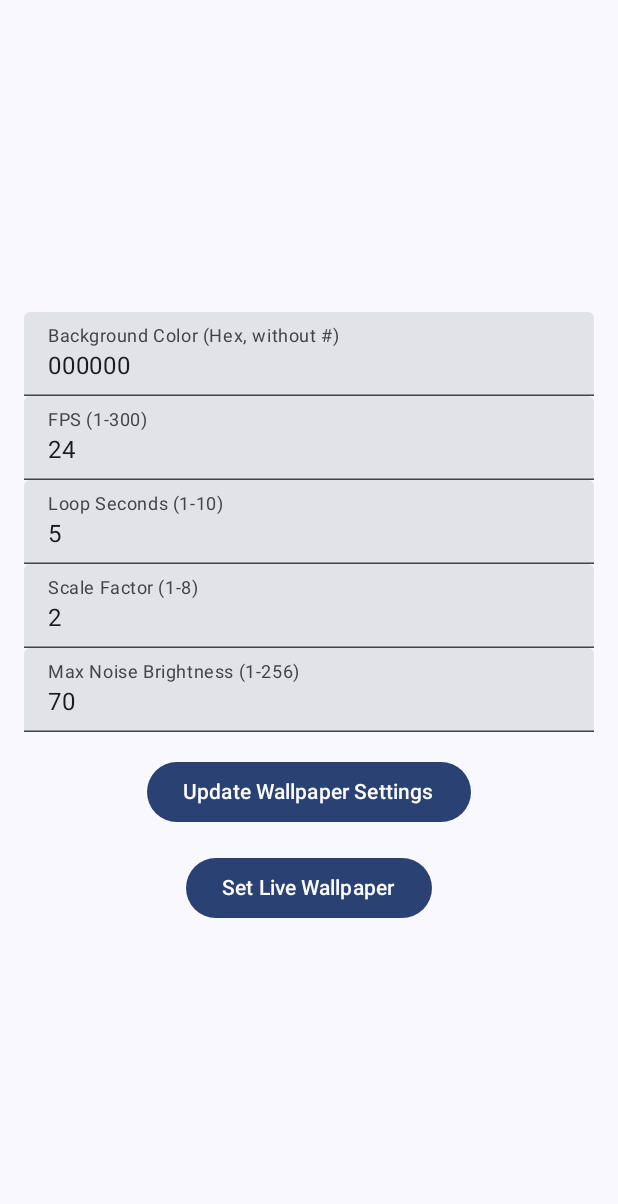
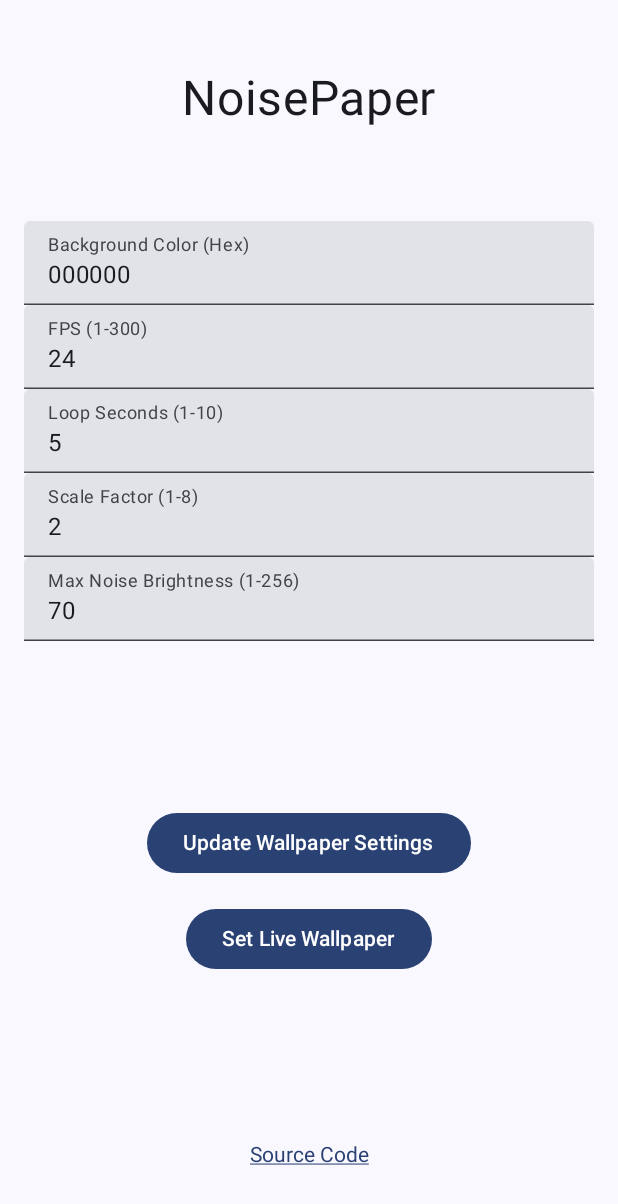
Before and after one commit to ImranR98/Wallstopper, an Android app built with Jetpack Compose: the screen it shows after launch (MainActivity), on a phone screen of 412 x 824 dp. Shown: the top 1204 px of the screen. Run offline under Robolectric (Android 15) with nearby library versions, the phone set to English and light mode, and no system bars.

```diff
--- a/app/src/main/AndroidManifest.xml
+++ b/app/src/main/AndroidManifest.xml
@@ -15,7 +15,6 @@
         <activity
             android:name=".MainActivity"
             android:exported="true"
-            android:label="@string/app_name"
             android:theme="@style/Theme.StaticWall">
             <intent-filter>
                 <action android:name="android.intent.action.MAIN" />
--- /dev/null
+++ b/app/src/main/java/dev/imranr/staticwall/ClickableWebLink.kt
@@ -0,0 +1,53 @@
+package dev.imranr.staticwall
+
+import android.content.Intent
+import android.net.Uri
+import androidx.compose.foundation.text.ClickableText
+import androidx.compose.material3.MaterialTheme
+import androidx.compose.runtime.Composable
+import androidx.compose.ui.platform.LocalContext
+import androidx.compose.ui.text.AnnotatedString
+import androidx.compose.ui.text.SpanStyle
+import androidx.compose.ui.text.buildAnnotatedString
+import androidx.compose.ui.text.font.FontWeight
+import androidx.compose.ui.text.style.TextDecoration
+import androidx.compose.ui.unit.sp
+
+@Composable
+fun ClickableWebLink(url: String, linkText: String) {
+    val context = LocalContext.current
+
+    // Build the annotated string to hold the clickable text
+    val annotatedString = buildAnnotatedString {
+        append(linkText) // Text to display
+        addStyle(
+            style = SpanStyle(
+                color = MaterialTheme.colorScheme.primary, // Set the link color
+                textDecoration = TextDecoration.Underline // Underline to indicate it's a link
+            ),
+            start = 0,
+            end = linkText.length
+        )
+        // Add annotation with the URL
+        addStringAnnotation(
+            tag = "URL",
+            annotation = url,
+            start = 0,
+            end = linkText.length
+        )
+    }
+
+    // Clickable text composable
+    ClickableText(
+        text = annotatedString,
+        onClick = { offset ->
+            // Get the URL annotation when the text is clicked
+            annotatedString.getStringAnnotations("URL", start = offset, end = offset)
+                .firstOrNull()?.let { stringAnnotation ->
+                    // Open the URL in the default browser
+                    val intent = Intent(Intent.ACTION_VIEW, Uri.parse(stringAnnotation.item))
+                    context.startActivity(intent)
+                }
+        }
+    )
+}
--- a/app/src/main/java/dev/imranr/staticwall/MainActivity.kt
+++ b/app/src/main/java/dev/imranr/staticwall/MainActivity.kt
@@ -7,53 +7,44 @@ import androidx.compose.foundation.layout.fillMaxSize
 import androidx.compose.material3.MaterialTheme
 import androidx.compose.material3.Surface
 import androidx.compose.material3.Text
-import androidx.compose.runtime.Composable
 import androidx.compose.ui.Modifier
-import androidx.compose.ui.tooling.preview.Preview
-import dev.imranr.staticwall.ui.theme.StaticWallTheme
+import dev.imranr.staticwall.ui.theme.WallstopperTheme
 import android.content.Intent
-import androidx.activity.compose.setContent
 import androidx.compose.foundation.layout.Column
-import androidx.compose.foundation.layout.fillMaxSize
-import androidx.compose.foundation.text.BasicTextField
 import androidx.compose.material3.Button
-import androidx.compose.material3.Text
 import androidx.compose.runtime.*
-import androidx.compose.ui.graphics.toArgb
 import androidx.compose.ui.text.input.TextFieldValue
-import androidx.core.content.ContextCompat
-import androidx.lifecycle.lifecycleScope
-import kotlinx.coroutines.launch
-import androidx.activity.compose.setContent
-import androidx.compose.foundation.background
 import androidx.compose.foundation.layout.*
-import androidx.compose.foundation.text.BasicTextField
-import androidx.compose.material3.Button
-import androidx.compose.material3.Text
-import androidx.compose.runtime.*
 import androidx.compose.ui.unit.dp
-import android.content.SharedPreferences
 import android.graphics.Color
-import androidx.activity.compose.setContent
-import androidx.compose.foundation.layout.*
 import androidx.compose.material3.*
-import androidx.compose.runtime.*
 import androidx.compose.ui.Alignment
-import androidx.compose.ui.graphics.Color as ComposeColor
-import androidx.compose.ui.unit.dp
 import android.widget.Toast
-import android.provider.Settings
-import android.util.Log
 import androidx.compose.foundation.text.KeyboardOptions
 import androidx.compose.ui.text.input.KeyboardType
+import androidx.compose.ui.unit.sp
+import androidx.core.view.WindowCompat
 
 class MainActivity : ComponentActivity() {
+    private val noiseGenerationViewModel: NoiseGenerationViewModel by lazy {
+        NoiseGenerationViewModel.getInstance() // Get the shared instance
+    }
+
     @OptIn(ExperimentalStdlibApi::class)
     override fun onCreate(savedInstanceState: Bundle?) {
+        // Make sure we can control the status and navigation bar
         super.onCreate(savedInstanceState)
         val prefs = getSharedPreferences("wallpaper_prefs", MODE_PRIVATE)
+
         setContent {
-            StaticWallTheme {
+            var frameGenerationProgress by remember { mutableStateOf<Float?>(null) }
+
+            // Observe LiveData from SharedViewModel
+            noiseGenerationViewModel.value.observe(this) { newMessage ->
+                frameGenerationProgress = newMessage
+            }
+
+            WallstopperTheme {
                 // A surface container using the 'background' color from the theme
                 Surface(
                     modifier = Modifier.fillMaxSize(),
@@ -64,13 +55,29 @@ class MainActivity : ComponentActivity() {
                     var loopSecondsInput by remember { mutableStateOf(TextFieldValue(prefs.getInt("loop_seconds", initLoopSeconds).toString())) }
                     var scaleFactorInput by remember { mutableStateOf(TextFieldValue(prefs.getInt("scale_factor", initScaleFactor).toString())) }
                     var maxNoiseBrightnessInput by remember { mutableStateOf(TextFieldValue(prefs.getInt("max_noise_brightness", initMaxNoiseBrightness).toString())) }
-
                     Column(
                         modifier = Modifier
-                            .fillMaxSize()
                             .padding(16.dp),
                         horizontalAlignment = Alignment.CenterHorizontally,
-                        verticalArrangement = Arrangement.Center
+                        verticalArrangement = Arrangement.SpaceEvenly
+                    ) {
+                        Column(
+                            modifier = Modifier
+                                .fillMaxWidth()
+                                .padding(top = 16.dp, bottom = 16.dp),
+                            horizontalAlignment = Alignment.CenterHorizontally
+                        ) {
+                            Text(
+                                text = "NoisePaper", // Your title text
+                                fontSize = 32.sp,      // Large font size
+                                modifier = Modifier.padding(bottom = 16.dp) // Bottom padding
+                            )
+                        }
+                        Column(
+                            modifier = Modifier
+                                .fillMaxWidth()
+                                .padding(top = 16.dp, bottom = 16.dp),
+                            horizontalAlignment = Alignment.CenterHorizontally
                         ) {
                             TextField(
                                 value = colorInput,
@@ -79,7 +86,7 @@ class MainActivity : ComponentActivity() {
                                         colorInput = it
                                     }
                                 },
-                            label = { Text("Background Color (Hex, without #)") },
+                                label = { Text("Background Color (Hex)") },
                                 modifier = Modifier.fillMaxWidth()
                             )
                             TextField(
@@ -126,7 +133,14 @@ class MainActivity : ComponentActivity() {
                                 modifier = Modifier.fillMaxWidth(),
                                 keyboardOptions = KeyboardOptions(keyboardType = KeyboardType.Number)
                             )
+                        }
 
+                        Column(
+                            modifier = Modifier
+                                .fillMaxWidth()
+                                .padding(top = 16.dp, bottom = 16.dp),
+                            horizontalAlignment = Alignment.CenterHorizontally
+                        ) {
                             Button(
                                 onClick = {
                                     try {
@@ -141,7 +155,8 @@ class MainActivity : ComponentActivity() {
                                             scaleFactorInput.text.toIntOrNull()?.coerceIn(1, 8)
                                                 ?: initScaleFactor
                                         val maxNoiseBrightness =
-                                        maxNoiseBrightnessInput.text.toIntOrNull()?.coerceIn(1, 256)
+                                            maxNoiseBrightnessInput.text.toIntOrNull()
+                                                ?.coerceIn(1, 256)
                                                 ?: initMaxNoiseBrightness
 
                                         val color = if (colorHex.startsWith("#")) {
@@ -158,25 +173,47 @@ class MainActivity : ComponentActivity() {
                                             putInt("max_noise_brightness", maxNoiseBrightness)
                                             apply()
                                         }
-                                    Toast.makeText(this@MainActivity, "Settings updated.", Toast.LENGTH_SHORT).show()
+                                        Toast.makeText(
+                                            this@MainActivity,
+                                            "Settings updated.",
+                                            Toast.LENGTH_SHORT
+                                        ).show()
                                     } catch (e: Exception) {
-                                    Log.wtf("MainActivity", e.toString())
-                                    Toast.makeText(this@MainActivity, "Invalid input.", Toast.LENGTH_SHORT).show()
+                                        Toast.makeText(
+                                            this@MainActivity,
+                                            "Invalid input.",
+                                            Toast.LENGTH_SHORT
+                                        ).show()
+                                        throw e
                                     }
                                 },
-                            modifier = Modifier.padding(top = 16.dp)
+                                modifier = Modifier.padding(top = 64.dp)
                             ) {
                                 Text("Update Wallpaper Settings")
                             }
-
                             Button(
                                 onClick = {
                                     val intent = Intent(Intent.ACTION_SET_WALLPAPER)
                                     startActivity(intent)
                                 },
-                            modifier = Modifier.padding(top = 16.dp)
+                                modifier = Modifier.padding(top = 16.dp, bottom = 16.dp)
                             ) {
                                 Text("Set Live Wallpaper")
+                            }
+                            if (frameGenerationProgress != null) {
+                                ProgressBar(
+                                    progress = frameGenerationProgress!!,
+                                    label = "Generating frames...\nWallpaper may be choppy or shorter than expected until this ends."
+                                )
+                            }
+                            Column(
+                                modifier = Modifier
+                                    .fillMaxWidth()
+                                    .padding(top = 96.dp),
+                                horizontalAlignment = Alignment.CenterHorizontally,
+                                verticalArrangement = Arrangement.Bottom
+                            ) {
+                                ClickableWebLink("https://example.org", "Source Code")
                             }
                         }
                     }
@@ -184,3 +221,4 @@ class MainActivity : ComponentActivity() {
             }
         }
     }
+}
--- a/app/src/main/java/dev/imranr/staticwall/ui/theme/Theme.kt
+++ b/app/src/main/java/dev/imranr/staticwall/ui/theme/Theme.kt
@@ -38,7 +38,7 @@ private val LightColorScheme = lightColorScheme(
 )
 
 @Composable
-fun StaticWallTheme(
+fun WallstopperTheme(
     darkTheme: Boolean = isSystemInDarkTheme(),
     // Dynamic color is available on Android 12+
     dynamicColor: Boolean = true,
--- a/app/src/main/res/values/strings.xml
+++ b/app/src/main/res/values/strings.xml
@@ -1,3 +1,3 @@
 <resources>
-    <string name="app_name">Static Wall</string>
+    <string name="app_name">Wallstopper</string>
 </resources>
```
Also changed, not shown: app/src/main/java/dev/imranr/staticwall/MyWallpaperService.kt (+56 -34 lines), app/src/main/java/dev/imranr/staticwall/ProgressBar.kt (added, +34 -0 lines). Lines whose indentation alone changed are shown as unchanged.
